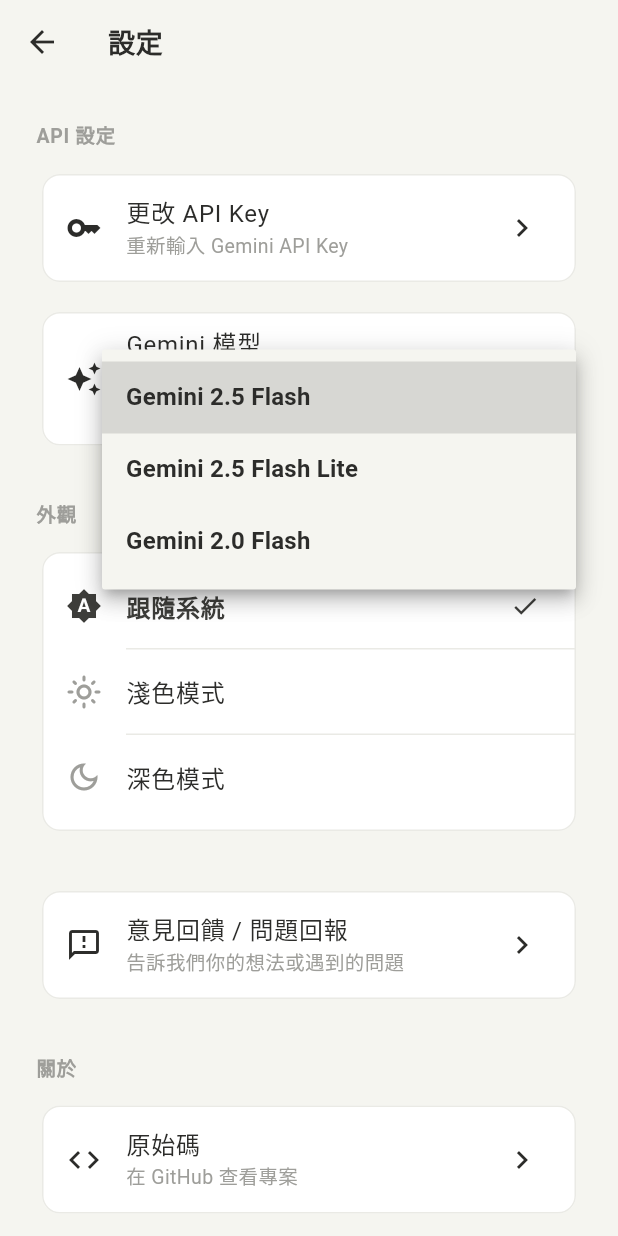
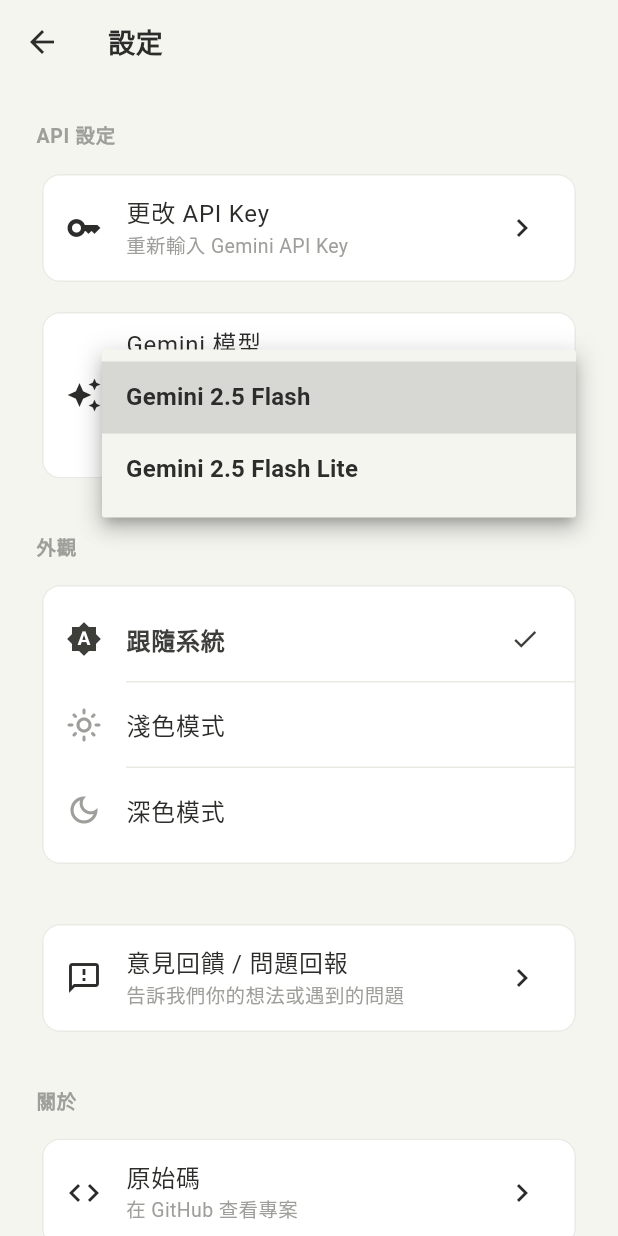
Before and after one commit to Sean11231123/Meeting_Notes, a Flutter app: the SettingsPage screen opened directly, after a tap on "Gemini 2.5 Flash", on a phone screen of 412 x 824 dp. Run offline on Flutter 3.47's test engine with Material 3 defaults, Android fonts, the phone set to English and light mode, and no system bars; our stand-ins replace file_picker, flutter_markdown_plus, flutter_secure_storage, google_generative_ai, package_info_plus, pdf and 6 more; missing offline and left inert: dart:js_interop, record; accounts and stored records are empty; network calls fail.

Commit message:
feat: dynamic model list, remove transcript, add template descriptions

```diff
--- a/lib/model_settings.dart
+++ b/lib/model_settings.dart
@@ -1,34 +1,24 @@
 import 'package:shared_preferences/shared_preferences.dart';
 
-class GeminiModelOption {
-  final String id;
-  final String label;
+/// Hardcoded fallback 清單：當 API 無法取得模型時使用
+/// 只需維護「當下確定可用」的最小集合
+const List<String> kFallbackModelIds = [
+  'gemini-2.5-flash',
+  'gemini-2.5-flash-lite',
+];
 
-  const GeminiModelOption(this.id, this.label);
-}
+const String kDefaultModelId = 'gemini-2.5-flash';
 
 class ModelSettings {
   static const _key = 'gemini_model';
-  static const defaultModel = 'gemini-2.5-flash';
-
-  static const options = [
-    GeminiModelOption('gemini-2.5-flash', 'Gemini 2.5 Flash'),
-    GeminiModelOption('gemini-2.5-flash-lite', 'Gemini 2.5 Flash Lite'),
-    GeminiModelOption('gemini-2.0-flash', 'Gemini 2.0 Flash'),
-  ];
 
   static Future<String> read() async {
     final prefs = await SharedPreferences.getInstance();
-    final value = prefs.getString(_key);
-    if (options.any((option) => option.id == value)) {
-      return value!;
-    }
-    return defaultModel;
+    return prefs.getString(_key) ?? kDefaultModelId;
   }
 
-  static Future<void> write(String model) async {
-    if (!options.any((option) => option.id == model)) return;
+  static Future<void> write(String modelId) async {
     final prefs = await SharedPreferences.getInstance();
-    await prefs.setString(_key, model);
+    await prefs.setString(_key, modelId);
   }
 }
--- a/lib/settings_page.dart
+++ b/lib/settings_page.dart
@@ -4,7 +4,9 @@
 
 import 'api_key_page.dart';
 import 'feedback_page.dart';
+import 'gemini_model_service.dart';
 import 'model_settings.dart';
+import 'key_storage.dart';
 import 'theme_provider.dart';
 import 'transitions.dart';
 
@@ -75,8 +77,10 @@
 }
 
 class _ModelSelectorState extends State<_ModelSelector> {
-  String _selectedModel = ModelSettings.defaultModel;
+  String _selectedModel = kDefaultModelId;
+  List<GeminiModel> _models = [];
   bool _isLoading = true;
+  bool _fetchFailed = false;
 
   @override
   void initState() {
@@ -85,19 +89,57 @@
   }
 
   Future<void> _load() async {
-    final model = await ModelSettings.read();
+    final savedModel = await ModelSettings.read();
+
+    // 嘗試從 API 動態取得最新模型清單
+    final apiKey = await KeyStorage.read() ?? '';
+    List<GeminiModel> models = [];
+    bool failed = false;
+
+    if (apiKey.isNotEmpty) {
+      models = await GeminiModelService.fetchAvailableModels(apiKey);
+    }
+
+    if (models.isEmpty) {
+      // API 失敗或 key 未設定，使用 fallback 清單
+      failed = true;
+      models = kFallbackModelIds
+          .map((id) => GeminiModel(id: id, displayName: _fallbackLabel(id)))
+          .cast<GeminiModel>()
+          .toList();
+    }
+
+    // 若儲存的模型不在新清單中，回退到清單第一個
+    final validModel = models.any((m) => m.id == savedModel)
+        ? savedModel
+        : models.first.id;
+
     if (!mounted) return;
     setState(() {
-      _selectedModel = model;
+      _models = models;
+      _selectedModel = validModel;
       _isLoading = false;
+      _fetchFailed = failed;
     });
   }
 
-  Future<void> _setModel(String? model) async {
-    if (model == null) return;
-    await ModelSettings.write(model);
+  Future<void> _setModel(String? modelId) async {
+    if (modelId == null) return;
+    await ModelSettings.write(modelId);
     if (!mounted) return;
-    setState(() => _selectedModel = model);
+    setState(() => _selectedModel = modelId);
+  }
+
+  String _fallbackLabel(String id) {
+    // 轉換 model id 為可讀名稱（fallback 時用）
+    return id
+        .replaceFirst('gemini-', 'Gemini ')
+        .replaceAll('-', ' ')
+        .split(' ')
+        .map(
+          (w) => w.isNotEmpty ? '${w[0].toUpperCase()}${w.substring(1)}' : '',
+        )
+        .join(' ');
   }
 
   @override
@@ -110,20 +152,36 @@
         ),
         title: const Text('Gemini 模型'),
         subtitle: _isLoading
-            ? const Text('讀取中...')
-            : DropdownButton<String>(
+            ? const Text('載入模型清單中...')
+            : Column(
+                crossAxisAlignment: CrossAxisAlignment.start,
+                children: [
+                  DropdownButton<String>(
                     value: _selectedModel,
                     isExpanded: true,
                     underline: const SizedBox.shrink(),
-                items: ModelSettings.options
+                    items: _models
                         .map(
-                      (option) => DropdownMenuItem(
-                        value: option.id,
-                        child: Text(option.label),
+                          (m) => DropdownMenuItem(
+                            value: m.id,
+                            child: Text(m.displayName),
                           ),
                         )
                         .toList(),
                     onChanged: _setModel,
+                  ),
+                  if (_fetchFailed)
+                    Padding(
+                      padding: const EdgeInsets.only(top: 2, bottom: 4),
+                      child: Text(
+                        '無法取得最新模型清單，顯示預設選項',
+                        style: TextStyle(
+                          fontSize: 11,
+                          color: Theme.of(context).colorScheme.error,
+                        ),
+                      ),
+                    ),
+                ],
               ),
       ),
     );
--- a/pubspec.yaml
+++ b/pubspec.yaml
@@ -1,7 +1,7 @@
 name: meeting_notes
 description: "A local-first AI Meeting Assistant for students."
 publish_to: 'none'
-version: 1.4.0+3
+version: 1.4.1+4
 
 environment:
   sdk: ^3.11.3
--- a/version.json
+++ b/version.json
@@ -1,5 +1,5 @@
 {
-  "version": "1.4.0",
-  "message": "全新模板設計（課堂筆記、討論記錄、口說練習、訪談 & 田野）、所有分析自動產生逐字稿（含說話者識別）、下載選單新增逐字稿 TXT 下載",
+  "version": "1.4.1",
+  "message": "dynamic model list, remove transcript, add template descriptions",
   "url": "https://github.com/Sean11231123/Meeting_Notes/releases/latest"
 }
```
Also changed, not shown: lib/download_service.dart (+0 -32 lines), lib/gemini_model_service.dart (added, +155 -0 lines), lib/history_page.dart (+2 -8 lines), lib/history_service.dart (+2 -6 lines), lib/recorder_page.dart (+16 -35 lines), lib/templates.dart (+4 -4 lines). Lines whose indentation alone changed are shown as unchanged.
